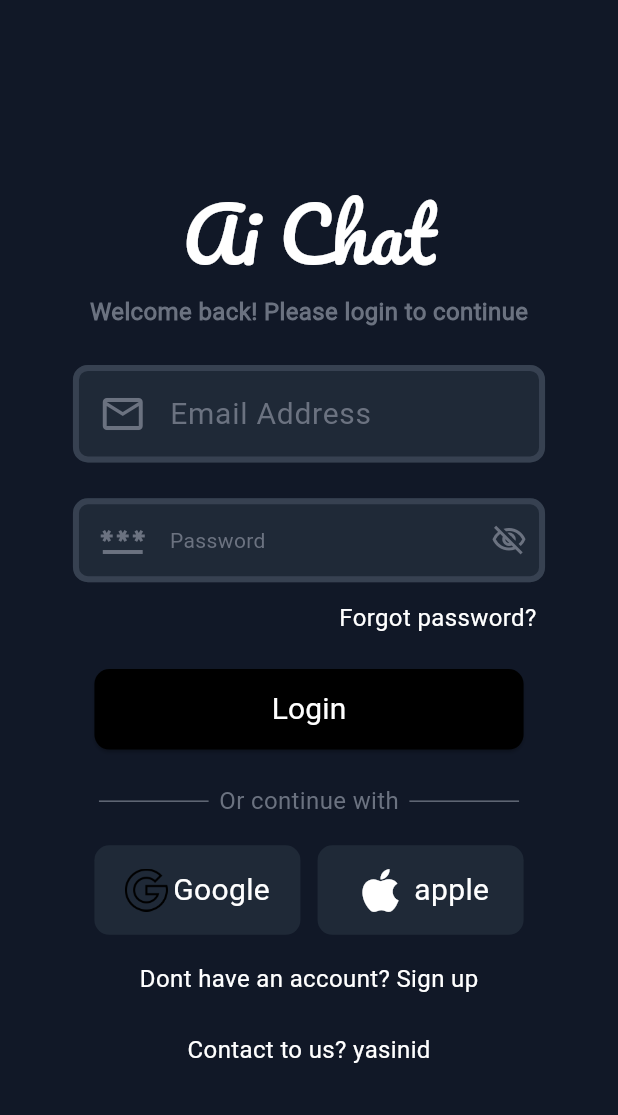
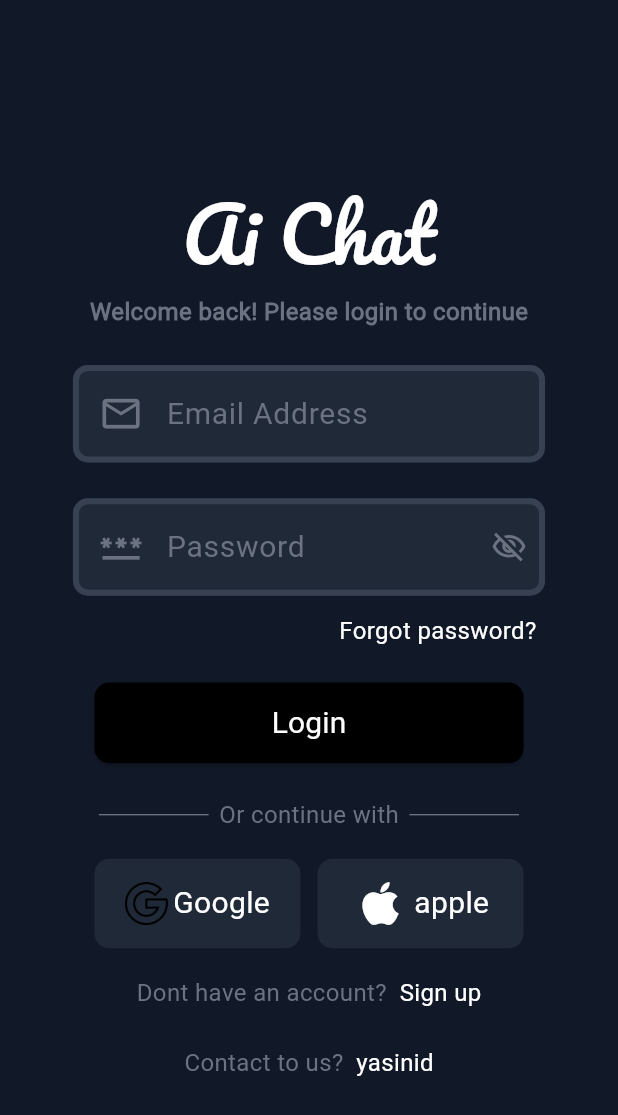
Before and after one commit to yasinowo/chatgpt-with-flutter, a Flutter app: the screen it shows after launch, on a phone screen of 412 x 824 dp. Shown: the top 1115 px of the screen. Run offline on Flutter 3.47's test engine with Material 3 defaults, Android fonts, the phone set to English and light mode, and no system bars; our stand-ins replace bloc, dio, flutter_bloc, flutter_screenutil, get_it, shared_preferences and 1 more; missing offline and left inert: stream_typewriter_text; accounts and stored records are empty.

Commit message:
update: login page => color

```diff
--- a/lib/components/textfild_global.dart
+++ b/lib/components/textfild_global.dart
@@ -28,7 +28,7 @@ class MyTextFild extends StatelessWidget {
             padding: EdgeInsets.only(right: 10.w, left: 15.w),
             child: Icon(
               Icons.email_outlined,
-              size: 32,
+              size: 26.sp,
               color: theme.colorScheme.primary,
             ),
           ),
--- a/lib/components/textfildpass_global.dart
+++ b/lib/components/textfildpass_global.dart
@@ -2,6 +2,7 @@
 
 import 'package:flutter/material.dart';
 import 'package:flutter_screenutil/flutter_screenutil.dart';
+import 'package:my_chat_gpt/them/fonts_style.dart';
 import 'package:my_chat_gpt/util/constants.dart';
 
 class MypassTextFild extends StatefulWidget {
@@ -28,20 +29,21 @@ class _MypassTextFildState extends State<MypassTextFild> {
       child: TextFormField(
         controller: widget.controller,
         obscureText: _obscurePassword,
-        style: theme.textTheme.bodyLarge!.copyWith(color: AppColor.txgrey),
+        style: MyFonts.bodyLarge.copyWith(color: theme.colorScheme.secondary),
         decoration: InputDecoration(
-          fillColor: AppColor.normal, // Change this to your desired color
+          fillColor: theme
+              .colorScheme.inversePrimary, // Change this to your desired color
           filled: true,
           labelText: widget.text,
           labelStyle:
-              theme.textTheme.bodyMedium!.copyWith(color: AppColor.strong),
+              MyFonts.bodyMedium.copyWith(color: theme.colorScheme.primary),
 
           prefixIcon: Padding(
             padding: EdgeInsets.only(right: 10.w, left: 15.w),
-            child: const Icon(
+            child: Icon(
               Icons.password_outlined,
-              size: 32,
-              color: AppColor.strong,
+              size: 26.sp,
+              color: theme.colorScheme.primary,
             ),
           ),
           suffixIcon: IconButton(
@@ -53,11 +55,11 @@ class _MypassTextFildState extends State<MypassTextFild> {
             icon: _obscurePassword
                 ? Icon(
                     Icons.visibility_off_outlined,
-                    color: AppColor.strong,
+                    color: theme.colorScheme.primary,
                   )
                 : Icon(
                     Icons.visibility_outlined,
-                    color: AppColor.strong,
+                    color: theme.colorScheme.primary,
                   ),
           ),
           border: OutlineInputBorder(
@@ -65,11 +67,13 @@ class _MypassTextFildState extends State<MypassTextFild> {
           ),
           enabledBorder: OutlineInputBorder(
             borderRadius: BorderRadius.circular(10),
-            borderSide: BorderSide(color: AppColor.active, width: 4),
+            borderSide:
+                BorderSide(color: theme.colorScheme.secondary, width: 4),
           ),
           focusedBorder: OutlineInputBorder(
               borderRadius: BorderRadius.circular(10),
-              borderSide: BorderSide(color: AppColor.strong, width: 3)),
+              borderSide:
+                  BorderSide(color: theme.colorScheme.primary, width: 3)),
         ),
         validator: (value) {
           if (value == null || value.isEmpty) {
--- a/lib/screens/login_screen.dart
+++ b/lib/screens/login_screen.dart
@@ -197,9 +197,9 @@ class _LoginScreenState extends State<LoginScreen> {
                       mainAxisAlignment: MainAxisAlignment.center,
                       children: [
                         Text(
-                          'Dont have an account? ',
-                          style: MyFonts.bodySmall.copyWith(
-                              color: theme.colorScheme.inverseSurface),
+                          'Dont have an account?  ',
+                          style: MyFonts.bodySmall
+                              .copyWith(color: theme.colorScheme.primary),
                         ),
                         GestureDetector(
                           onTap: () =>
@@ -217,9 +217,9 @@ class _LoginScreenState extends State<LoginScreen> {
                       mainAxisAlignment: MainAxisAlignment.center,
                       children: [
                         Text(
-                          'Contact to us? ',
-                          style: MyFonts.bodySmall.copyWith(
-                              color: theme.colorScheme.inverseSurface),
+                          'Contact to us?  ',
+                          style: MyFonts.bodySmall
+                              .copyWith(color: theme.colorScheme.primary),
                         ),
                         InkWell(
                           onTap: () {
```
